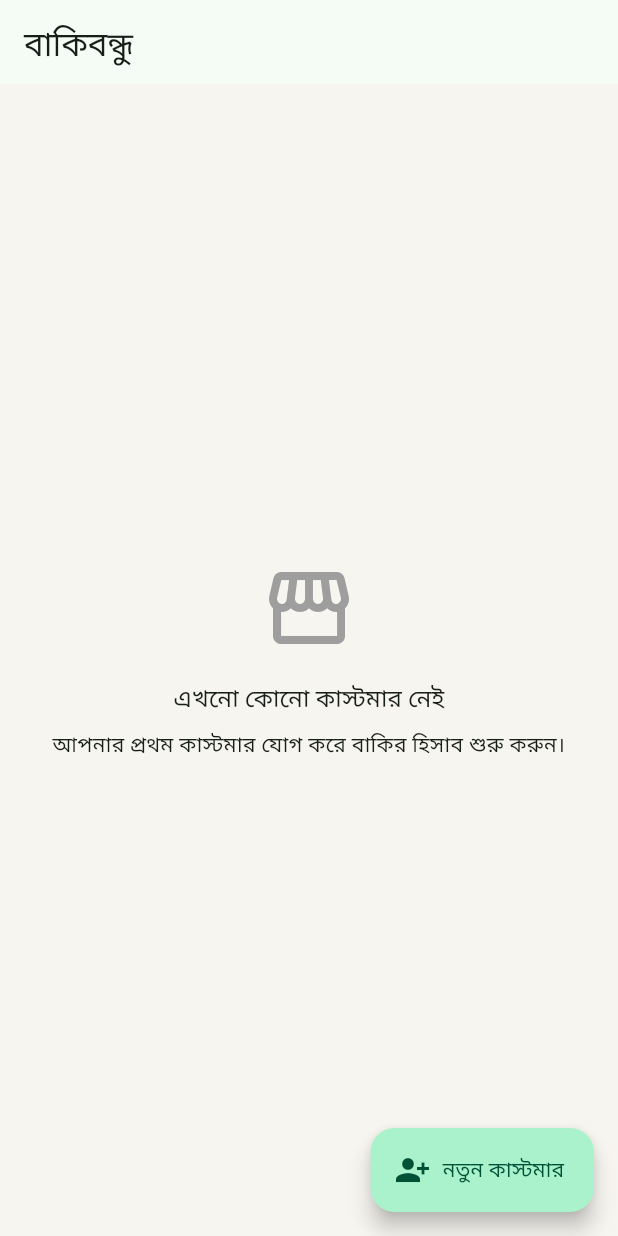
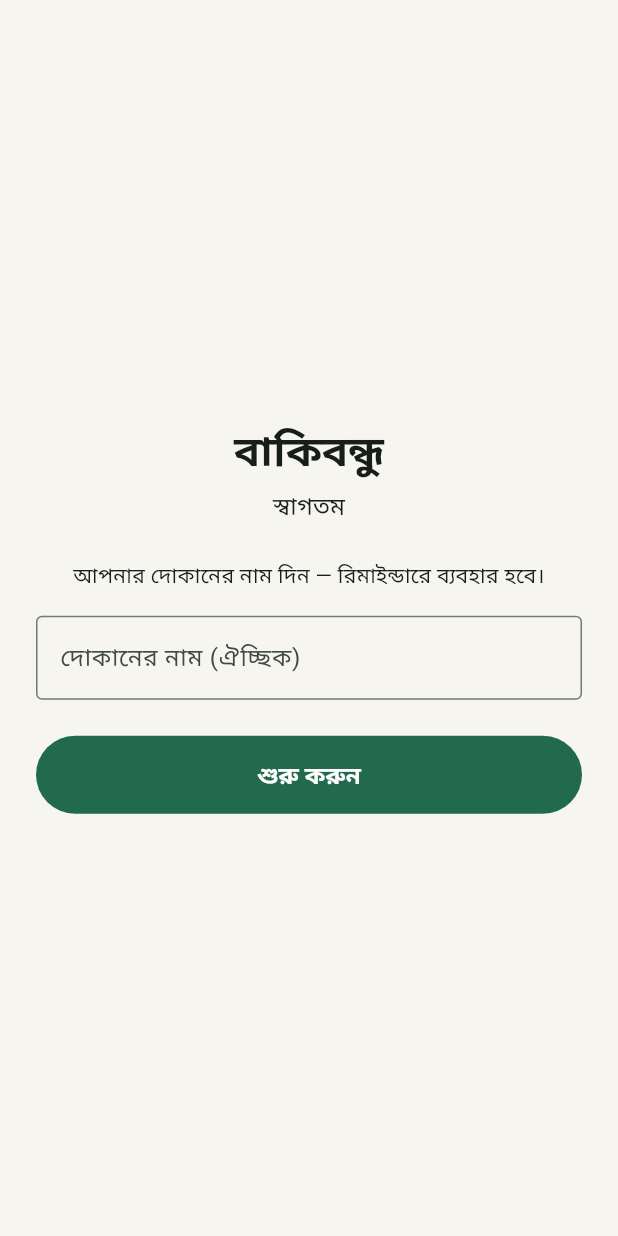
Before and after one commit to mrofiqul/bakibondhu, a Flutter app: the screen it shows after launch, on a phone screen of 412 x 824 dp. Run offline on Flutter 3.47's test engine with Material 3 defaults, Android fonts, the phone set to English and light mode, and no system bars; our stand-ins replace shared_preferences, sqflite; accounts and stored records are empty.

Commit message:
Android: first-run onboarding + settings store + widget/settings tests
- data/settings_store.dart: SettingsStore (shopName, onboarding flag) with a
  pure in-memory impl; shared_prefs_settings_store.dart persists on device
- features/onboarding/onboarding_screen.dart: first run captures an optional
  shop name (no signup wall, spec §7) then goes to Home
- app/main: choose onboarding vs Home on launch; AppScope now exposes settings
- reminder: uses the real shop name from settings for the message signature
- test/data/settings_store_test.dart (runs in the pure-Dart harness)
- test/widget/home_screen_test.dart: empty state + populated Home (flutter test)
- pubspec: add shared_preferences

Pure-Dart suite now 18 tests, all green; analyzer clean. Widget test and UI
need the Flutter toolchain to run.

Co-Authored-By: Claude Opus 4.8 <noreply@anthropic.com>

```diff
--- a/Android_App/lib/app.dart
+++ b/Android_App/lib/app.dart
@@ -4,24 +4,34 @@ import 'package:bakibondhu/core/app_scope.dart';
 import 'package:bakibondhu/core/strings_bn.dart';
 import 'package:bakibondhu/core/theme.dart';
 import 'package:bakibondhu/data/ledger_repository.dart';
+import 'package:bakibondhu/data/settings_store.dart';
 import 'package:bakibondhu/features/dashboard/home_screen.dart';
+import 'package:bakibondhu/features/onboarding/onboarding_screen.dart';
 
-/// Root widget. Holds the repository (via [AppScope]) and opens on the Home
-/// screen. No signup wall (spec §7 / FR-7): the app is usable immediately.
+/// Root widget. Holds the repository + settings (via [AppScope]) and opens on
+/// onboarding for a first run, otherwise straight to Home (no signup wall).
 class BakiBondhuApp extends StatelessWidget {
   final LedgerRepository repo;
+  final SettingsStore settings;
+  final bool startOnboarding;
 
-  const BakiBondhuApp({required this.repo, super.key});
+  const BakiBondhuApp({
+    required this.repo,
+    required this.settings,
+    this.startOnboarding = false,
+    super.key,
+  });
 
   @override
   Widget build(BuildContext context) {
     return AppScope(
       repo: repo,
+      settings: settings,
       child: MaterialApp(
         title: S.appName,
         debugShowCheckedModeBanner: false,
         theme: AppTheme.light(),
-        home: const HomeScreen(),
+        home: startOnboarding ? const OnboardingScreen() : const HomeScreen(),
       ),
     );
   }
--- a/Android_App/lib/core/app_scope.dart
+++ b/Android_App/lib/core/app_scope.dart
@@ -1,20 +1,32 @@
 import 'package:flutter/widgets.dart';
 
 import 'package:bakibondhu/data/ledger_repository.dart';
+import 'package:bakibondhu/data/settings_store.dart';
 
-/// Makes the [LedgerRepository] available to any widget below it —
-/// `AppScope.of(context)` — so screens don't construct their own storage.
+/// Makes the [LedgerRepository] and [SettingsStore] available to any widget
+/// below — `AppScope.of(context)` for the repo, `AppScope.settingsOf(context)`
+/// for settings — so screens don't construct their own storage.
 class AppScope extends InheritedWidget {
   final LedgerRepository repo;
+  final SettingsStore settings;
 
-  const AppScope({required this.repo, required super.child, super.key});
+  const AppScope({
+    required this.repo,
+    required this.settings,
+    required super.child,
+    super.key,
+  });
 
-  static LedgerRepository of(BuildContext context) {
+  static AppScope _of(BuildContext context) {
     final scope = context.dependOnInheritedWidgetOfExactType<AppScope>();
     assert(scope != null, 'AppScope not found in the widget tree');
-    return scope!.repo;
+    return scope!;
   }
 
+  static LedgerRepository of(BuildContext context) => _of(context).repo;
+  static SettingsStore settingsOf(BuildContext context) => _of(context).settings;
+
   @override
-  bool updateShouldNotify(AppScope oldWidget) => oldWidget.repo != repo;
+  bool updateShouldNotify(AppScope oldWidget) =>
+      oldWidget.repo != repo || oldWidget.settings != settings;
 }
--- a/Android_App/lib/core/strings_bn.dart
+++ b/Android_App/lib/core/strings_bn.dart
@@ -46,4 +46,10 @@ class S {
   static const nothingDue = 'এই কাস্টমারের কোনো বাকি নেই';
   static const shopNamePlaceholder = 'আপনার দোকান';
   static const couldNotOpen = 'অ্যাপটি খোলা গেল না';
+
+  // First run / onboarding
+  static const welcome = 'স্বাগতম';
+  static const onboardSubtitle = 'আপনার দোকানের নাম দিন — রিমাইন্ডারে ব্যবহার হবে।';
+  static const shopNameLabel = 'দোকানের নাম (ঐচ্ছিক)';
+  static const getStarted = 'শুরু করুন';
 }
--- /dev/null
+++ b/Android_App/lib/features/onboarding/onboarding_screen.dart
@@ -0,0 +1,82 @@
+import 'package:flutter/material.dart';
+
+import 'package:bakibondhu/core/app_scope.dart';
+import 'package:bakibondhu/core/strings_bn.dart';
+import 'package:bakibondhu/features/dashboard/home_screen.dart';
+
+/// First run (spec §7 / FR-7): no signup wall. We ask only for an optional shop
+/// name (used in reminder signatures), then go straight to Home.
+class OnboardingScreen extends StatefulWidget {
+  const OnboardingScreen({super.key});
+
+  @override
+  State<OnboardingScreen> createState() => _OnboardingScreenState();
+}
+
+class _OnboardingScreenState extends State<OnboardingScreen> {
+  final _shopCtrl = TextEditingController();
+  bool _busy = false;
+
+  @override
+  void dispose() {
+    _shopCtrl.dispose();
+    super.dispose();
+  }
+
+  Future<void> _start() async {
+    if (_busy) return;
+    setState(() => _busy = true);
+    final settings = AppScope.settingsOf(context);
+    await settings.setShopName(_shopCtrl.text.trim());
+    await settings.setOnboardingComplete(true);
+    if (!mounted) return;
+    Navigator.pushReplacement(
+      context,
+      MaterialPageRoute(builder: (_) => const HomeScreen()),
+    );
+  }
+
+  @override
+  Widget build(BuildContext context) {
+    return Scaffold(
+      body: SafeArea(
+        child: Padding(
+          padding: const EdgeInsets.all(24),
+          child: Column(
+            mainAxisAlignment: MainAxisAlignment.center,
+            crossAxisAlignment: CrossAxisAlignment.stretch,
+            children: [
+              Text(S.appName,
+                  textAlign: TextAlign.center,
+                  style: Theme.of(context)
+                      .textTheme
+                      .headlineMedium
+                      ?.copyWith(fontWeight: FontWeight.bold)),
+              const SizedBox(height: 8),
+              Text(S.welcome,
+                  textAlign: TextAlign.center,
+                  style: Theme.of(context).textTheme.titleMedium),
+              const SizedBox(height: 24),
+              Text(S.onboardSubtitle, textAlign: TextAlign.center),
+              const SizedBox(height: 16),
+              TextField(
+                controller: _shopCtrl,
+                textInputAction: TextInputAction.done,
+                onSubmitted: (_) => _start(),
+                decoration: const InputDecoration(
+                  labelText: S.shopNameLabel,
+                  border: OutlineInputBorder(),
+                ),
+              ),
+              const SizedBox(height: 24),
+              FilledButton(
+                onPressed: _busy ? null : _start,
+                child: const Text(S.getStarted),
+              ),
+            ],
+          ),
+        ),
+      ),
+    );
+  }
+}
--- a/Android_App/pubspec.yaml
+++ b/Android_App/pubspec.yaml
@@ -20,6 +20,9 @@ dependencies:
   # Launch the OS SMS composer / WhatsApp for merchant-triggered reminders (§9, §34).
   url_launcher: ^6.3.0
 
+  # Small persisted settings (shop name, onboarding flag).
+  shared_preferences: ^2.3.0
+
   # Formatting / dates (Asia/Dhaka display) — used as the UI is built out.
   intl: ^0.19.0
 
```
Also changed, not shown: Android_App/lib/data/settings_store.dart (added, +32 -0 lines), Android_App/lib/data/shared_prefs_settings_store.dart (added, +32 -0 lines), Android_App/lib/features/customers/customer_detail_screen.dart (+7 -2 lines), Android_App/lib/main.dart (+15 -3 lines), 2 other files.
